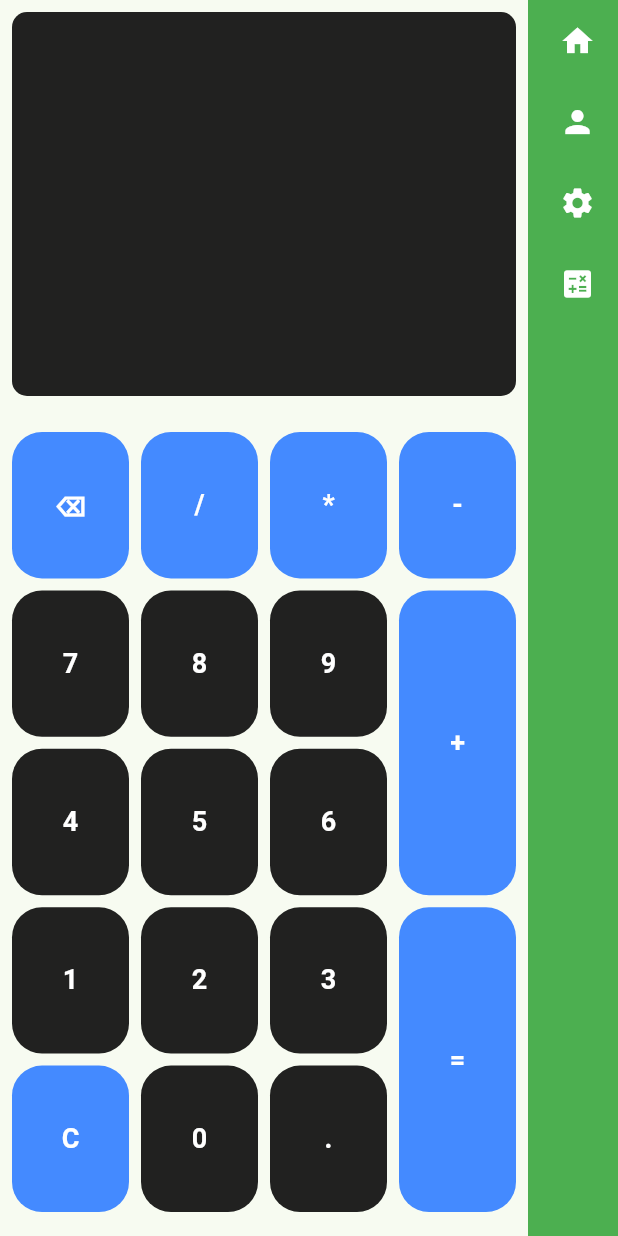
After one commit to maminrahimim/tank2, a Flutter app: the CalculatorScreen screen opened by its route, on a phone screen of 412 x 824 dp. The commit adds this screen. Run offline on Flutter 3.47's test engine with Material 3 defaults, Android fonts, the phone set to English and light mode, and no system bars; our stand-ins replace bloc, flutter_bloc, go_router.

Commit message:
task 2 : sidebar

```diff
--- /dev/null
+++ b/lib/core/cubit/sidebar_cubit.dart
@@ -0,0 +1,12 @@
+import 'package:bloc/bloc.dart';
+import 'package:meta/meta.dart';
+
+part 'sidebar_state.dart';
+
+class SidebarCubit extends Cubit<SidebarState> {
+  SidebarCubit() : super(SidebarState(isHovered: false));
+
+  toggleIsHovered(bool isHovered){
+    emit(state.copyWith(newIsHovered: isHovered));
+  }
+}
--- /dev/null
+++ b/lib/core/cubit/sidebar_state.dart
@@ -0,0 +1,11 @@
+part of 'sidebar_cubit.dart';
+
+class SidebarState {
+  bool isHovered;
+
+  SidebarState({required this.isHovered});
+
+  SidebarState copyWith({bool? newIsHovered}){
+    return SidebarState(isHovered: newIsHovered ?? isHovered);
+  }
+}
--- a/lib/core/router/app_router.dart
+++ b/lib/core/router/app_router.dart
@@ -1,6 +1,13 @@
+import 'package:flutter/material.dart';
+import 'package:flutter_bloc/flutter_bloc.dart';
 import 'package:go_router/go_router.dart';
+import 'package:tank2/core/cubit/sidebar_cubit.dart';
+import 'package:tank2/core/widgets/sidebar_item.dart';
+import 'package:tank2/features/claculator/presentation/screens/calculator_screen.dart';
 import 'package:tank2/features/home/presentation/screens/home_screen.dart';
 import 'package:tank2/features/login/presentation/screens/login_screen.dart';
+import 'package:tank2/features/profile/presentation/screens/profile_screen.dart';
+import 'package:tank2/features/setting/presentation/screens/setting_screen.dart';
 
 final router = GoRouter(
   routes: [
@@ -8,12 +15,93 @@ final router = GoRouter(
       path: '/',
       builder: (context, state) => LoginScreen(),
     ),
-    GoRoute(
-        path: HomeScreen.routeName,
-        builder: (context, state) {
-          final String phoneNumber = state.extra as String;
-          return HomeScreen(phoneNumber: phoneNumber);
-        }
+    ShellRoute(
+      builder: (context, state, child) {
+        return BlocProvider(
+          create: (context) => SidebarCubit(),
+          child: Builder(builder: (context) {
+            return Scaffold(
+              body: Stack(
+                children: [
+                  Container(margin: const EdgeInsets.only(right: 60), child: child),
+                  Align(
+                    alignment: Alignment.centerRight,
+                    child: MouseRegion(
+                      onEnter: (_) => context.read<SidebarCubit>().toggleIsHovered(true),
+                      onExit: (_) => context.read<SidebarCubit>().toggleIsHovered(false),
+                      child: BlocBuilder<SidebarCubit, SidebarState>(
+                        buildWhen: (previous, current) => previous.isHovered != current.isHovered,
+                        builder: (context, state) {
+                          return AnimatedContainer(
+                            duration: const Duration(milliseconds: 300),
+                            width: state.isHovered ? 200 : 60,
+                            color: Colors.green,
+                            child: Column(
+                              crossAxisAlignment: CrossAxisAlignment.start,
+                              children: [
+                                SidebarItem(
+                                  icon: Icons.home,
+                                  text: 'خانه',
+                                  isHovered: state.isHovered,
+                                  onTap: () => context.go(HomeScreen.routeName),
+                                ),
+                                SidebarItem(
+                                  icon: Icons.person,
+                                  text: 'پروفایل',
+                                  isHovered: state.isHovered,
+                                  onTap: () => context.go(ProfileScreen.routeName),
+                                ),
+                                SidebarItem(
+                                  icon: Icons.settings,
+                                  text: 'تنظیمات',
+                                  isHovered: state.isHovered,
+                                  onTap: () => context.go(SettingScreen.routeName),
+                                ),
+                                SidebarItem(
+                                  icon: Icons.calculate,
+                                  text: 'ماشین حساب',
+                                  isHovered: state.isHovered,
+                                  onTap: () => context.go(CalculatorScreen.routeName),
+                                ),
+                              ],
+                            ),
+                          );
+                        },
+                      ),
+                    ),
+                  ),
+                ],
+              ),
+            );
+          }),
+        );
+      },
+      routes: [
+        GoRoute(
+          path: HomeScreen.routeName,
+          builder: (context, state) {
+            return const HomeScreen();
+          },
+        ),
+        GoRoute(
+          path: ProfileScreen.routeName,
+          builder: (context, state) {
+            return const ProfileScreen();
+          },
+        ),
+        GoRoute(
+          path: SettingScreen.routeName,
+          builder: (context, state) {
+            return const SettingScreen();
+          },
+        ),
+        GoRoute(
+          path: CalculatorScreen.routeName,
+          builder: (context, state) {
+            return const CalculatorScreen();
+          },
+        ),
+      ],
     ),
   ],
 );
--- /dev/null
+++ b/lib/core/widgets/sidebar_item.dart
@@ -0,0 +1,34 @@
+import 'package:flutter/material.dart';
+
+class SidebarItem extends StatelessWidget {
+  const SidebarItem({super.key, required this.icon, required this.text, required this.isHovered, required this.onTap});
+
+  final IconData icon;
+  final String text;
+  final bool isHovered;
+  final VoidCallback onTap;
+
+  @override
+  Widget build(BuildContext context) {
+    return GestureDetector(
+      onTap: onTap,
+      child: Container(
+        padding: const EdgeInsets.all(15),
+        child: SingleChildScrollView(
+          scrollDirection: Axis.horizontal,
+          child: Row(
+            mainAxisAlignment: MainAxisAlignment.center,
+            children: [
+              Icon(icon, color: Colors.white),
+              if (isHovered) ...[
+                const SizedBox(width: 10),
+                Text(text, style: const TextStyle(color: Colors.white)),
+                // Add more expanded items here
+              ],
+            ],
+          ),
+        ),
+      ),
+    );
+  }
+}
--- /dev/null
+++ b/lib/features/claculator/presentation/screens/calculator_screen.dart
@@ -0,0 +1,170 @@
+import 'package:flutter/material.dart';
+
+class CalculatorScreen extends StatefulWidget {
+  static const String routeName = '/calculator';
+  const CalculatorScreen({super.key});
+
+  @override
+  State<CalculatorScreen> createState() => _CalculatorScreenState();
+}
+
+class _CalculatorScreenState extends State<CalculatorScreen> {
+  String input = '';
+  String output = '';
+
+  @override
+  Widget build(BuildContext context) {
+    return Localizations.override(
+      context: context,
+      locale: const Locale('en'),
+      child: Column(
+        children: [
+          Expanded(
+            child: Container(
+              width: double.infinity,
+              margin: const EdgeInsets.all(8),
+              padding: const EdgeInsets.all(20),
+              decoration: BoxDecoration(
+                borderRadius: BorderRadius.circular(10),
+                color: Colors.black87,
+              ),
+              child: Column(
+                mainAxisAlignment: MainAxisAlignment.spaceBetween,
+                crossAxisAlignment: CrossAxisAlignment.end,
+                children: [
+                  Text(
+                    input,
+                    style: const TextStyle(
+                      color: Colors.white,
+                      fontWeight: FontWeight.bold,
+                      fontSize: 20,
+                    ),
+                    textAlign: TextAlign.end,
+                  ),
+                  Text(
+                    output,
+                    style: const TextStyle(
+                      color: Colors.white,
+                      fontWeight: FontWeight.bold,
+                      fontSize: 20,
+                    ),
+                    textAlign: TextAlign.end,
+                  ),
+                ],
+              ),
+            ),
+          ),
+          const SizedBox(height: 8),
+          Expanded(
+            flex: 2,
+            child: Padding(
+              padding: const EdgeInsets.all(8.0),
+              child: Row(
+                mainAxisAlignment: MainAxisAlignment.center,
+                children: [
+                  Expanded(
+                    child: Column(
+                      children: [
+                        _buildButton(text: '⌫', color: Colors.blueAccent),
+                        _buildButton(text: '7', color: Colors.black87),
+                        _buildButton(text: '4', color: Colors.black87),
+                        _buildButton(text: '1', color: Colors.black87),
+                        _buildButton(text: 'C', color: Colors.blueAccent),
+                      ],
+                    ),
+                  ),
+                  const SizedBox(width: 8),
+                  Expanded(
+                    child: Column(
+                      children: [
+                        _buildButton(text: '/', color: Colors.blueAccent),
+                        _buildButton(text: '8', color: Colors.black87),
+                        _buildButton(text: '5', color: Colors.black87),
+                        _buildButton(text: '2', color: Colors.black87),
+                        _buildButton(text: '0', color: Colors.black87),
+                      ],
+                    ),
+                  ),
+                  const SizedBox(width: 8),
+                  Expanded(
+                    child: Column(
+                      children: [
+                        _buildButton(text: '*', color: Colors.blueAccent),
+                        _buildButton(text: '9', color: Colors.black87),
+                        _buildButton(text: '6', color: Colors.black87),
+                        _buildButton(text: '3', color: Colors.black87),
+                        _buildButton(text: '.', color: Colors.black87),
+                      ],
+                    ),
+                  ),
+                  const SizedBox(width: 8),
+                  Expanded(
+                    child: Column(
+                      children: [
+                        _buildButton(text: '-', color: Colors.blueAccent),
+                        _buildButton(flex: 2, text: '+', color: Colors.blueAccent),
+                        _buildButton(flex: 2, text: '=', color: Colors.blueAccent),
+                      ],
+                    ),
+                  ),
+                ],
+              ),
+            ),
+          ),
+        ],
+      ),
+    );
+  }
+
+  Widget _buildButton({int flex = 1, required String text, required Color color}) {
+    return Expanded(
+      flex: flex,
+      child: GestureDetector(
+        onTap: () {
+          if (text == 'C') {
+            setState(() {
+              input = '';
+              output = '';
+            });
+            return;
+          }
+          if (text == '⌫') {
+            if (input.isNotEmpty) {
+              setState(() {
+                input = input.substring(0, input.length - 1);
+              });
+            }
+            return;
+          }
+          if (text == '=') {
+            ///
+            return;
+          }
+          if (input.isNotEmpty && '/*-+'.contains(input.substring(input.length - 1)) && '/*-+'.contains(text)) {
+            setState(() {
+              input = input.substring(0, input.length - 1) + text;
+            });
+            return;
+          }
+          if (input.isEmpty && '/*-+'.contains(text)) {
+            return;
+          }
+          setState(() {input = input + text;});
+        },
+        child: Container(
+          margin: const EdgeInsets.only(bottom: 8),
+          decoration: BoxDecoration(
+            borderRadius: BorderRadius.circular(20),
+            color: color,
+          ),
+          child: Center(
+            child: Text(
+              text,
+              style: const TextStyle(fontWeight: FontWeight.bold, color: Colors.white, fontSize: 18),
+            ),
+          ),
+        ),
+      ),
+    );
+  }
+}
--- a/lib/features/home/presentation/screens/home_screen.dart
+++ b/lib/features/home/presentation/screens/home_screen.dart
@@ -1,18 +1,19 @@
 import 'package:flutter/material.dart';
 
-class HomeScreen extends StatelessWidget {
+class HomeScreen extends StatefulWidget {
   static const String routeName = '/home';
 
-  const HomeScreen({super.key, required this.phoneNumber});
+   const HomeScreen({super.key,});
 
-  final String phoneNumber;
+
+  @override
+  State<HomeScreen> createState() => _HomeScreenState();
+}
+
+class _HomeScreenState extends State<HomeScreen> {
 
   @override
   Widget build(BuildContext context) {
-    return Scaffold(
-      body: Center(
-        child: Text(phoneNumber),
-      ),
-    );
+    return Text('data');
   }
 }
--- /dev/null
+++ b/lib/features/profile/presentation/screens/profile_screen.dart
@@ -0,0 +1,11 @@
+import 'package:flutter/cupertino.dart';
+
+class ProfileScreen extends StatelessWidget {
+  static const String routeName = '/profile';
+  const ProfileScreen({super.key});
+
+  @override
+  Widget build(BuildContext context) {
+    return const Center(child: Text('profile'));
+  }
+}
--- /dev/null
+++ b/lib/features/setting/presentation/screens/setting_screen.dart
@@ -0,0 +1,12 @@
+import 'package:flutter/cupertino.dart';
+
+class SettingScreen extends StatelessWidget {
+  static const String routeName = '/setting';
+
+  const SettingScreen({super.key});
+
+  @override
+  Widget build(BuildContext context) {
+    return const Text('setting');
+  }
+}
--- a/lib/main.dart
+++ b/lib/main.dart
@@ -1,8 +1,5 @@
 import 'package:flutter/material.dart';
-import 'package:go_router/go_router.dart';
 import 'package:tank2/core/router/app_router.dart';
-import 'package:tank2/features/home/presentation/screens/home_screen.dart';
-import 'package:tank2/features/login/presentation/screens/login_screen.dart';
 import 'package:flutter_localizations/flutter_localizations.dart';
 
 void main() {
@@ -17,6 +14,7 @@ class MyApp extends StatelessWidget {
   Widget build(BuildContext context) {
     return MaterialApp.router(
       routerConfig: router,
+      debugShowCheckedModeBanner: false,
       locale: const Locale('fa'),
       supportedLocales: const [
         Locale('fa'),
```
